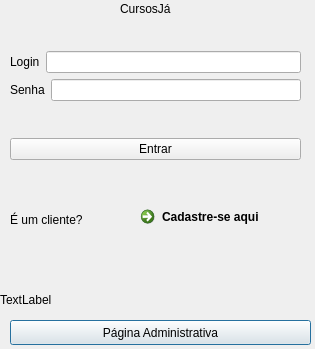
caffeine-free/cursos-ja, file views/login.ui: the form before one commit.
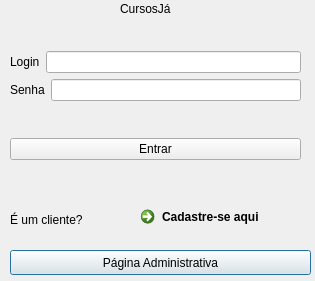
The form after the commit.

Diff of the .ui file:
```diff
--- a/views/login.ui
+++ b/views/login.ui
@@ -7,7 +7,7 @@
     <x>0</x>
     <y>0</y>
     <width>315</width>
-    <height>349</height>
+    <height>281</height>
    </rect>
   </property>
   <property name="windowTitle">
@@ -30,7 +30,7 @@
    <property name="geometry">
     <rect>
      <x>10</x>
-     <y>320</y>
+     <y>250</y>
      <width>301</width>
      <height>25</height>
     </rect>
@@ -98,19 +98,6 @@
     </item>
    </layout>
   </widget>
-  <widget class="QLabel" name="label">
-   <property name="geometry">
-    <rect>
-     <x>0</x>
-     <y>290</y>
-     <width>291</width>
-     <height>20</height>
-    </rect>
-   </property>
-   <property name="text">
-    <string>TextLabel</string>
-   </property>
-  </widget>
   <widget class="QWidget" name="layoutWidget_2">
    <property name="geometry">
     <rect>
```
